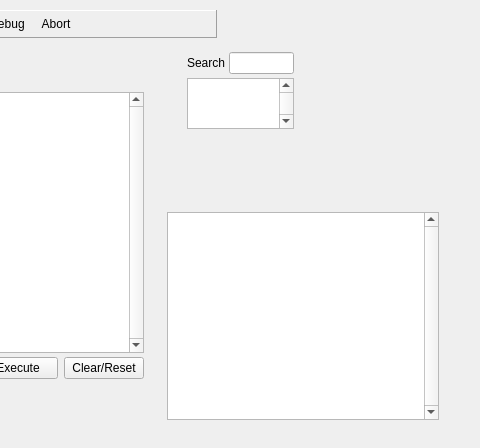
anholt/renderdoc, file qrenderdoc/Windows/PythonShell.ui: the form before one commit; both pictures show x 225 to 705 and y 0 to 448 of the 705 by 448 pixel window.
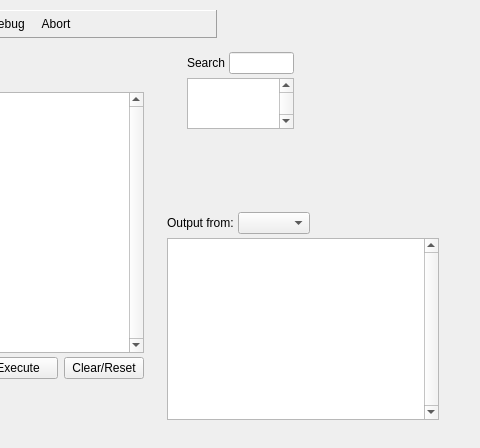
The form after the commit. Icons and pictures are not drawn. Custom widgets are drawn as their Qt base class.

Commit message:
Add a drop-down for the script output panel to switch context
* By default we still display all messages, but this allows users to switch to
  just seeing the output from one extension if desired.

```diff
--- a/qrenderdoc/Windows/PythonShell.ui
+++ b/qrenderdoc/Windows/PythonShell.ui
@@ -344,6 +344,54 @@
      <number>4</number>
     </property>
     <item row="0" column="0">
+     <widget class="QWidget" name="outputContextGroup" native="true">
+      <layout class="QHBoxLayout" name="horizontalLayout">
+       <property name="spacing">
+        <number>4</number>
+       </property>
+       <property name="leftMargin">
+        <number>0</number>
+       </property>
+       <property name="topMargin">
+        <number>0</number>
+       </property>
+       <property name="rightMargin">
+        <number>0</number>
+       </property>
+       <property name="bottomMargin">
+        <number>0</number>
+       </property>
+       <item>
+        <widget class="QLabel" name="outputContextLabel">
+         <property name="text">
+          <string>Output from:</string>
+         </property>
+        </widget>
+       </item>
+       <item>
+        <widget class="QComboBox" name="outputContext">
+         <property name="sizeAdjustPolicy">
+          <enum>QComboBox::AdjustToContents</enum>
+         </property>
+        </widget>
+       </item>
+       <item>
+        <spacer name="outputContextSpacer">
+         <property name="orientation">
+          <enum>Qt::Horizontal</enum>
+         </property>
+         <property name="sizeHint" stdset="0">
+          <size>
+           <width>40</width>
+           <height>20</height>
+          </size>
+         </property>
+        </spacer>
+       </item>
+      </layout>
+     </widget>
+    </item>
+    <item row="1" column="0">
      <widget class="RDTextEdit" name="scriptOutput">
       <property name="verticalScrollBarPolicy">
        <enum>Qt::ScrollBarAlwaysOn</enum>
```
The commit also changes 4 other files.
